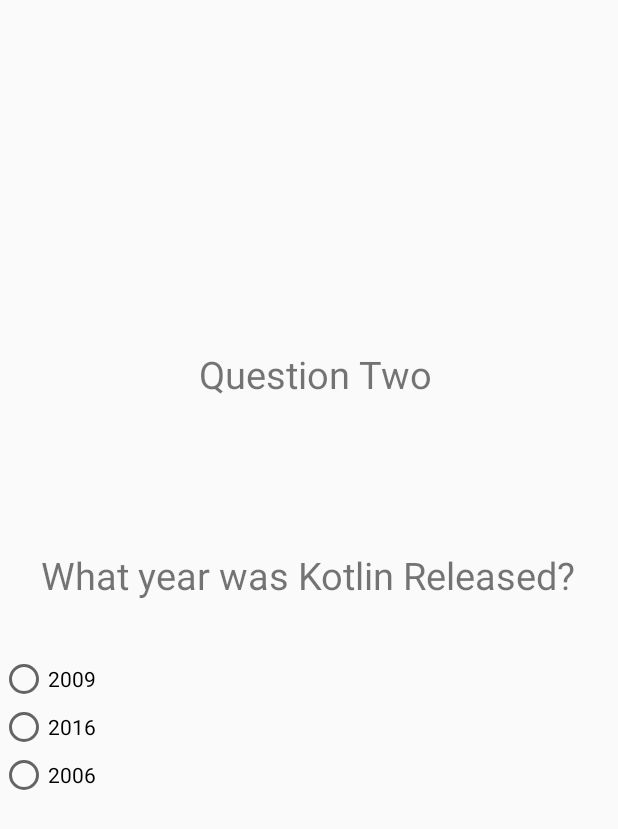
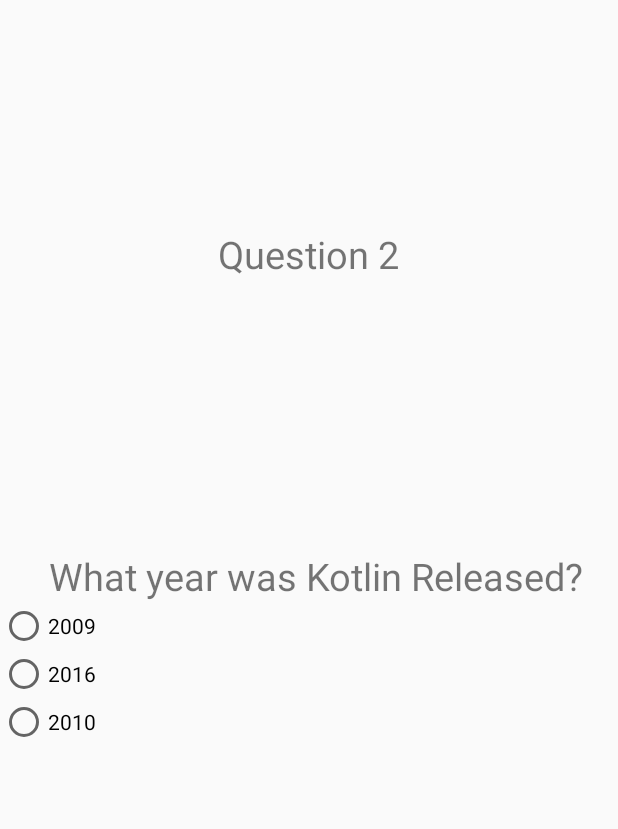
Before and after one commit to sterlingking1990/AndroidKotlinQuizApp, an Android app: the layout fragment_quiz_two.xml on its own in the app's theme, with its tools: preview values and no code run, on a phone screen of 412 x 824 dp. Shown: the top 829 px of the screen. Run offline under Robolectric (Android 15) with nearby library versions, the phone set to English and light mode, and no system bars.

Commit message:
re order layout design to be similar

```diff
--- a/app/src/main/java/com/example/androidkotlinquizapp/MainActivity.kt
+++ b/app/src/main/java/com/example/androidkotlinquizapp/MainActivity.kt
@@ -8,26 +8,29 @@ import kotlinx.android.synthetic.main.frame_layout.*
 class MainActivity : AppCompatActivity() {
     override fun onCreate(savedInstanceState: Bundle?) {
         super.onCreate(savedInstanceState)
-        setContentView(R.layout.activity_main)
+        setContentView(R.layout.frame_layout)
 
-        var questionOneInflatedInstance=QuizOneFragment()
+        val questionOneInflatedInstance=QuizOneFragment()
 
-        var questionTwoInflatedInstance = QuizTwoFragment()
+        val questionTwoInflatedInstance = QuizTwoFragment()
 
 
         supportFragmentManager.beginTransaction().apply {
             replace(R.id.flQuiz,questionOneInflatedInstance)
+            commit()
         }
 
         btnQuizOne.setOnClickListener{
             supportFragmentManager.beginTransaction().apply {
                 replace(R.id.flQuiz,questionOneInflatedInstance)
+                commit()
             }
         }
 
         btnQuizTwo.setOnClickListener{
             supportFragmentManager.beginTransaction().apply {
                 replace(R.id.flQuiz,questionTwoInflatedInstance)
+                commit()
             }
         }
 
--- a/app/src/main/res/layout/fragment_quiz_two.xml
+++ b/app/src/main/res/layout/fragment_quiz_two.xml
@@ -9,58 +9,54 @@
     <!-- TODO: Update blank fragment layout -->
 
     <TextView
-        android:id="@+id/tvQuestionTwoLabel"
-        android:layout_width="387dp"
-        android:layout_height="134dp"
-        android:layout_marginTop="232dp"
-        android:text="Question Two"
-        android:textAlignment="center"
+        android:id="@+id/tvQuestionOneLabel"
+        android:layout_width="wrap_content"
+        android:layout_height="wrap_content"
+        android:layout_marginTop="152dp"
+        android:text="Question 2"
         android:textSize="25dp"
         app:layout_constraintEnd_toEndOf="parent"
-        app:layout_constraintHorizontal_bias="0.666"
+        app:layout_constraintHorizontal_bias="0.498"
         app:layout_constraintStart_toStartOf="parent"
         app:layout_constraintTop_toTopOf="parent" />
 
     <TextView
-        android:id="@+id/tvQuestionTwoText"
+        android:id="@+id/tvQuestionOneText"
         android:layout_width="wrap_content"
         android:layout_height="wrap_content"
         android:text="What year was Kotlin Released?"
         android:textSize="25dp"
+        app:layout_constraintBottom_toBottomOf="parent"
         app:layout_constraintEnd_toEndOf="parent"
-        app:layout_constraintHorizontal_bias="0.495"
+        app:layout_constraintHorizontal_bias="0.594"
         app:layout_constraintStart_toStartOf="parent"
-        app:layout_constraintTop_toBottomOf="@+id/tvQuestionTwoLabel"
-        app:layout_constraintVertical_bias="0.157" />
+        app:layout_constraintTop_toBottomOf="@+id/tvQuestionOneLabel"
+        app:layout_constraintVertical_bias="0.299" />
 
     <RadioGroup
         android:layout_width="match_parent"
         android:layout_height="wrap_content"
-        android:layout_marginTop="36dp"
-        android:orientation="vertical"
+        app:layout_constraintTop_toBottomOf="@+id/tvQuestionOneText"
+        app:layout_constraintStart_toStartOf="parent"
         app:layout_constraintEnd_toEndOf="parent"
-        app:layout_constraintHorizontal_bias="0.0"
-        app:layout_constraintStart_toStartOf="parent"
-        app:layout_constraintTop_toBottomOf="@+id/tvQuestionTwoText">
-
+        android:orientation="vertical">
         <RadioButton
-            android:id="@+id/rbOption1"
             android:layout_width="wrap_content"
             android:layout_height="wrap_content"
-            android:text="2009" />
-
+            android:text="2009"
+            android:id="@+id/rbOption1"/>
         <RadioButton
-            android:id="@+id/rbOption2"
             android:layout_width="wrap_content"
             android:layout_height="wrap_content"
-            android:text="2016" />
-
+            android:text="2016"
+            android:id="@+id/rbOption2"/>
         <RadioButton
-            android:id="@+id/rbOption3"
             android:layout_width="wrap_content"
             android:layout_height="wrap_content"
-            android:text="2006" />
+            android:text="2010"
+            android:id="@+id/rbOption3"/>
 
     </RadioGroup>
 
+
 </androidx.constraintlayout.widget.ConstraintLayout>
```
